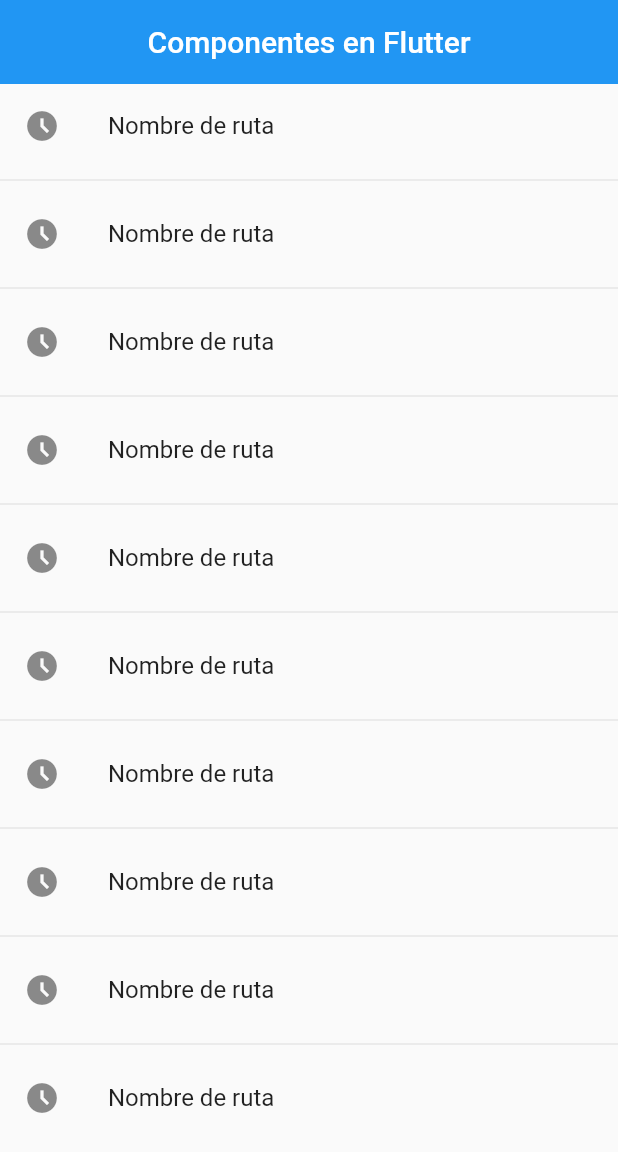
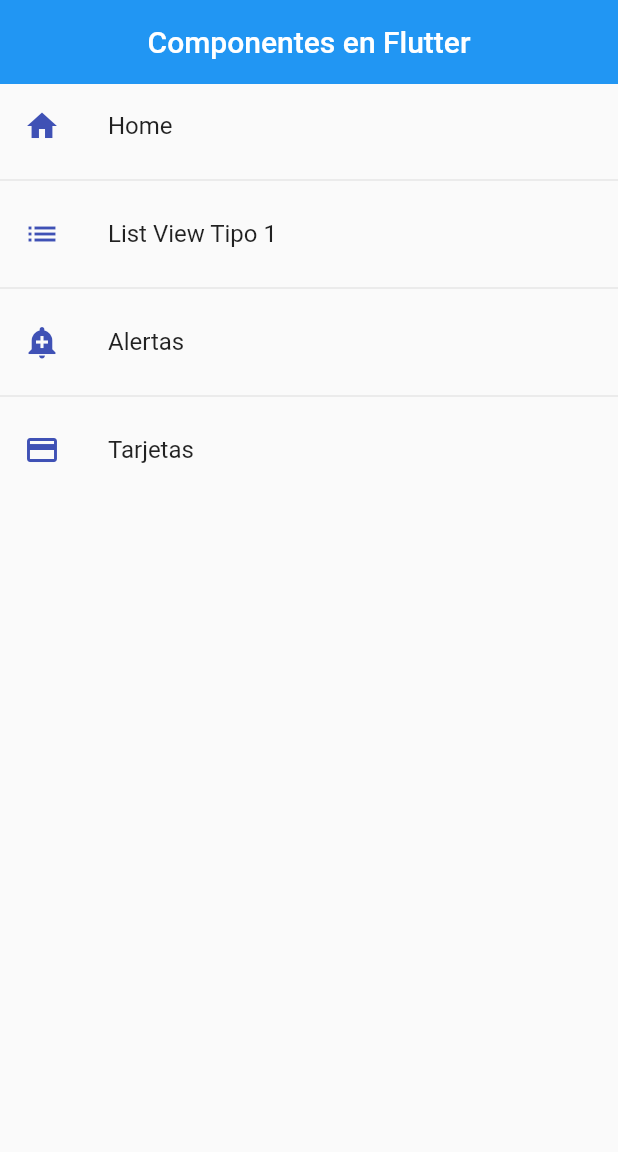
Before and after one commit to Alejgl04/flutter-components, a Flutter app: the screen it shows after launch, on a phone screen of 412 x 824 dp. Shown: the top 1152 px of the screen. Run offline on Flutter 3.47's test engine with Material 2 defaults, Android fonts, the phone set to English and light mode, and no system bars.

Commit message:
routes dinamics

```diff
--- a/lib/main.dart
+++ b/lib/main.dart
@@ -1,5 +1,5 @@
-import 'package:fl_widgets/screens/screens.dart';
 import 'package:flutter/material.dart';
+import 'package:fl_widgets/routes/app_routes.dart';
 
 
 void main() => runApp( const MyApp() );
@@ -12,19 +12,9 @@
     return MaterialApp(
       debugShowCheckedModeBanner: false,
       title: 'Material App',
-      // home: const CardScreen(),
-      initialRoute: 'home',
-      routes: {
-        'home'     : (BuildContext context) => const HomeScreen(),
-        'listview1': (BuildContext context) => const Listview1Screen(),
-        'alert'    : (BuildContext context) => const AlertScreen(),
-        'card'     : (BuildContext context) => const CardScreen(),
-      },
-      onGenerateRoute: (settings) {
-        return MaterialPageRoute(
-          builder: ((context) => const AlertScreen())
-        );
-      },
+      initialRoute: AppRoutes.initialRoute,
+      routes: AppRoutes.getAppRoutes(),
+      onGenerateRoute: AppRoutes.onGenerateRoute
     );
   }
 }
--- /dev/null
+++ b/lib/models/menu_option.dart
@@ -0,0 +1,16 @@
+import 'package:flutter/material.dart' show IconData, Widget;
+
+class MenuOption {
+
+  final String route;
+  final IconData icon;
+  final String name;
+  final Widget screen;
+
+  MenuOption({
+    required this.route,
+    required this.icon,
+    required this.name,
+    required this.screen
+  });
+}
--- /dev/null
+++ b/lib/models/models.dart
@@ -0,0 +1,2 @@
+
+export 'package:fl_widgets/models/menu_option.dart';
--- /dev/null
+++ b/lib/routes/app_routes.dart
@@ -0,0 +1,41 @@
+
+import 'package:flutter/material.dart';
+import 'package:fl_widgets/models/models.dart';
+import 'package:fl_widgets/screens/screens.dart';
+
+class AppRoutes {
+
+  static const initialRoute = 'home';
+
+  static final menuOptions = <MenuOption>[
+    MenuOption( route: 'home' , name: 'Home', screen: const HomeScreen(), icon: Icons.home ),
+    MenuOption( route: 'listview1' , name: 'List View Tipo 1', screen: const Listview1Screen(), icon: Icons.list ),
+    MenuOption( route: 'alert' , name: 'Alertas', screen: const AlertScreen(), icon: Icons.add_alert ),
+    MenuOption( route: 'card' , name: 'Tarjetas', screen: const CardScreen(), icon: Icons.credit_card ),
+  ];
+
+      static Map<String, Widget Function(BuildContext)> getAppRoutes() {
+        Map<String, Widget Function(BuildContext)> appRoutes = {};
+        for ( final option in menuOptions ) {
+          appRoutes.addAll({  option.route : (BuildContext context) => option.screen });
+        }
+        return appRoutes;
+      }
+
+      // static Map<String, Widget Function(BuildContext)> routers1() {
+      //   return {
+      //     'home'     : (BuildContext context) => const HomeScreen(),
+      //     'listview1': (BuildContext context) => const Listview1Screen(),
+      //     'alert'    : (BuildContext context) => const AlertScreen(),
+      //     'card'     : (BuildContext context) => const CardScreen(),
+
+      //   };
+      // }
+
+    static Route<dynamic> onGenerateRoute ( RouteSettings settings) {
+      return MaterialPageRoute(
+        builder: ((context) => const AlertScreen())
+      );
+    }
+
+}
--- a/lib/screens/home_screen.dart
+++ b/lib/screens/home_screen.dart
@@ -1,4 +1,5 @@
 import 'package:flutter/material.dart';
+import 'package:fl_widgets/routes/app_routes.dart';
 
 class HomeScreen extends StatelessWidget {
 
@@ -6,6 +7,7 @@
 
   @override
   Widget build(BuildContext context) {
+    final menuOption = AppRoutes.menuOptions;
     return Scaffold(
       appBar: AppBar(
         title: const Text('Componentes en Flutter'),
@@ -14,16 +16,16 @@
       ),
       body: ListView.separated(
         itemBuilder: (context, index) => ListTile(
-          title: const Text('Nombre de ruta'),
-          leading: const Icon( Icons.access_time_filled_outlined ),
+          title: Text( menuOption[index].name ),
+          leading: Icon( menuOption[index].icon, color: Colors.indigo, ),
           onTap: () {
 
-            Navigator.pushNamed(context, 'alert');
+            Navigator.pushNamed(context, menuOption[index].route );
 
           },
         ),
         separatorBuilder: (_, __) => const Divider(),
-        itemCount: 10
+        itemCount: menuOption.length
       )
     );
   }
```
